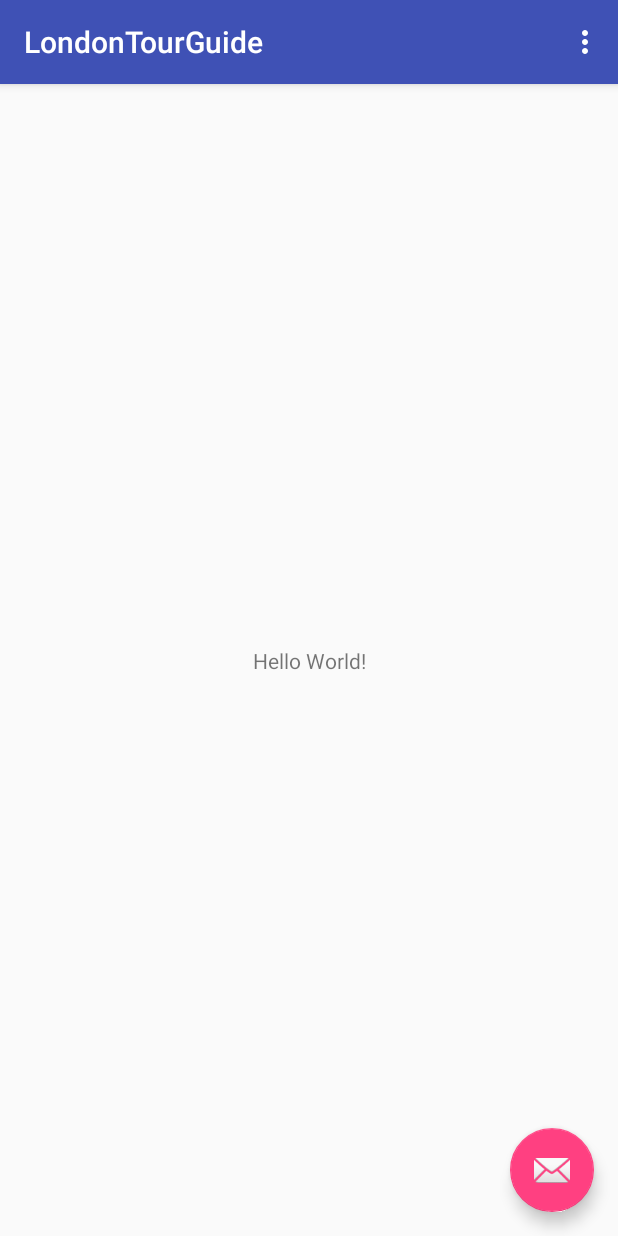
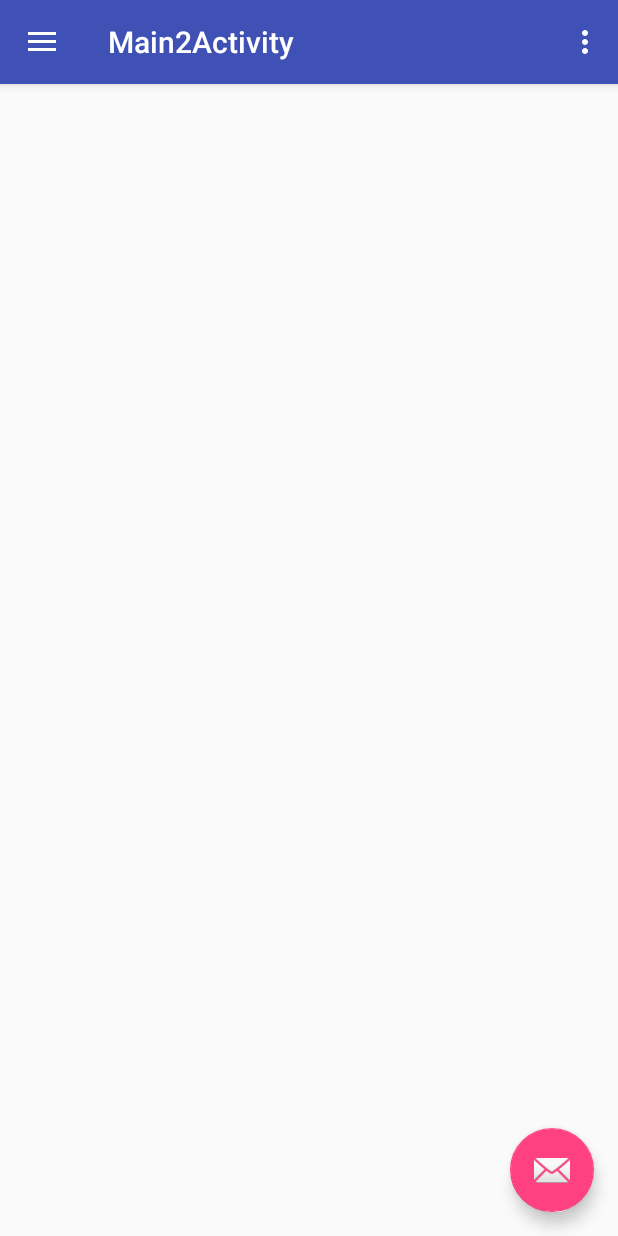
Before and after one commit to NikolaTT/INF397LondonTourGuide, an Android app: the screen it shows after launch (MainActivity before the commit, Main2Activity after it), on a phone screen of 412 x 824 dp. Run offline under Robolectric (Android 15) with nearby library versions, the phone set to English and light mode, and no system bars.

Commit message:
Added Navigation Drawer Activity

```diff
--- /dev/null
+++ b/app/src/main/java/aubg/edu/londontourguide/Main2Activity.java
@@ -0,0 +1,101 @@
+package aubg.edu.londontourguide;
+
+import android.os.Bundle;
+import android.support.design.widget.FloatingActionButton;
+import android.support.design.widget.Snackbar;
+import android.view.View;
+import android.support.design.widget.NavigationView;
+import android.support.v4.view.GravityCompat;
+import android.support.v4.widget.DrawerLayout;
+import android.support.v7.app.ActionBarDrawerToggle;
+import android.support.v7.app.AppCompatActivity;
+import android.support.v7.widget.Toolbar;
+import android.view.Menu;
+import android.view.MenuItem;
+
+public class Main2Activity extends AppCompatActivity
+        implements NavigationView.OnNavigationItemSelectedListener {
+
+    @Override
+    protected void onCreate(Bundle savedInstanceState) {
+        super.onCreate(savedInstanceState);
+        setContentView(R.layout.activity_main2);
+        Toolbar toolbar = (Toolbar) findViewById(R.id.toolbar);
+        setSupportActionBar(toolbar);
+
+        FloatingActionButton fab = (FloatingActionButton) findViewById(R.id.fab);
+        fab.setOnClickListener(new View.OnClickListener() {
+            @Override
+            public void onClick(View view) {
+                Snackbar.make(view, "Replace with your own action", Snackbar.LENGTH_LONG)
+                        .setAction("Action", null).show();
+            }
+        });
+
+        DrawerLayout drawer = (DrawerLayout) findViewById(R.id.drawer_layout);
+        ActionBarDrawerToggle toggle = new ActionBarDrawerToggle(
+                this, drawer, toolbar, R.string.navigation_drawer_open, R.string.navigation_drawer_close);
+        drawer.setDrawerListener(toggle);
+        toggle.syncState();
+
+        NavigationView navigationView = (NavigationView) findViewById(R.id.nav_view);
+        navigationView.setNavigationItemSelectedListener(this);
+    }
+
+    @Override
+    public void onBackPressed() {
+        DrawerLayout drawer = (DrawerLayout) findViewById(R.id.drawer_layout);
+        if (drawer.isDrawerOpen(GravityCompat.START)) {
+            drawer.closeDrawer(GravityCompat.START);
+        } else {
+            super.onBackPressed();
+        }
+    }
+
+    @Override
+    public boolean onCreateOptionsMenu(Menu menu) {
+        // Inflate the menu; this adds items to the action bar if it is present.
+        getMenuInflater().inflate(R.menu.main2, menu);
+        return true;
+    }
+
+    @Override
+    public boolean onOptionsItemSelected(MenuItem item) {
+        // Handle action bar item clicks here. The action bar will
+        // automatically handle clicks on the Home/Up button, so long
+        // as you specify a parent activity in AndroidManifest.xml.
+        int id = item.getItemId();
+
+        //noinspection SimplifiableIfStatement
+        if (id == R.id.action_settings) {
+            return true;
+        }
+
+        return super.onOptionsItemSelected(item);
+    }
+
+    @SuppressWarnings("StatementWithEmptyBody")
+    @Override
+    public boolean onNavigationItemSelected(MenuItem item) {
+        // Handle navigation view item clicks here.
+        int id = item.getItemId();
+
+        if (id == R.id.nav_camera) {
+            // Handle the camera action
+        } else if (id == R.id.nav_gallery) {
+
+        } else if (id == R.id.nav_slideshow) {
+
+        } else if (id == R.id.nav_manage) {
+
+        } else if (id == R.id.nav_share) {
+
+        } else if (id == R.id.nav_send) {
+
+        }
+
+        DrawerLayout drawer = (DrawerLayout) findViewById(R.id.drawer_layout);
+        drawer.closeDrawer(GravityCompat.START);
+        return true;
+    }
+}
--- /dev/null
+++ b/app/src/main/res/drawable-v21/ic_menu_camera.xml
@@ -0,0 +1,12 @@
+<vector xmlns:android="http://schemas.android.com/apk/res/android"
+    android:width="24dp"
+    android:height="24dp"
+    android:viewportHeight="24.0"
+    android:viewportWidth="24.0">
+    <path
+        android:fillColor="#FF000000"
+        android:pathData="M12,12m-3.2,0a3.2,3.2 0,1 1,6.4 0a3.2,3.2 0,1 1,-6.4 0" />
+    <path
+        android:fillColor="#FF000000"
+        android:pathData="M9,2L7.17,4H4c-1.1,0 -2,0.9 -2,2v12c0,1.1 0.9,2 2,2h16c1.1,0 2,-0.9 2,-2V6c0,-1.1 -0.9,-2 -2,-2h-3.17L15,2H9zm3,15c-2.76,0 -5,-2.24 -5,-5s2.24,-5 5,-5 5,2.24 5,5 -2.24,5 -5,5z" />
+</vector>
--- /dev/null
+++ b/app/src/main/res/drawable-v21/ic_menu_gallery.xml
@@ -0,0 +1,9 @@
+<vector xmlns:android="http://schemas.android.com/apk/res/android"
+    android:width="24dp"
+    android:height="24dp"
+    android:viewportHeight="24.0"
+    android:viewportWidth="24.0">
+    <path
+        android:fillColor="#FF000000"
+        android:pathData="M22,16V4c0,-1.1 -0.9,-2 -2,-2H8c-1.1,0 -2,0.9 -2,2v12c0,1.1 0.9,2 2,2h12c1.1,0 2,-0.9 2,-2zm-11,-4l2.03,2.71L16,11l4,5H8l3,-4zM2,6v14c0,1.1 0.9,2 2,2h14v-2H4V6H2z" />
+</vector>
--- /dev/null
+++ b/app/src/main/res/drawable-v21/ic_menu_manage.xml
@@ -0,0 +1,9 @@
+<vector xmlns:android="http://schemas.android.com/apk/res/android"
+    android:width="24dp"
+    android:height="24dp"
+    android:viewportHeight="24.0"
+    android:viewportWidth="24.0">
+    <path
+        android:fillColor="#FF000000"
+        android:pathData="M22.7,19l-9.1,-9.1c0.9,-2.3 0.4,-5 -1.5,-6.9 -2,-2 -5,-2.4 -7.4,-1.3L9,6 6,9 1.6,4.7C0.4,7.1 0.9,10.1 2.9,12.1c1.9,1.9 4.6,2.4 6.9,1.5l9.1,9.1c0.4,0.4 1,0.4 1.4,0l2.3,-2.3c0.5,-0.4 0.5,-1.1 0.1,-1.4z" />
+</vector>
--- /dev/null
+++ b/app/src/main/res/drawable-v21/ic_menu_send.xml
@@ -0,0 +1,9 @@
+<vector xmlns:android="http://schemas.android.com/apk/res/android"
+    android:width="24dp"
+    android:height="24dp"
+    android:viewportHeight="24.0"
+    android:viewportWidth="24.0">
+    <path
+        android:fillColor="#FF000000"
+        android:pathData="M2.01,21L23,12 2.01,3 2,10l15,2 -15,2z" />
+</vector>
--- /dev/null
+++ b/app/src/main/res/drawable-v21/ic_menu_share.xml
@@ -0,0 +1,9 @@
+<vector xmlns:android="http://schemas.android.com/apk/res/android"
+    android:width="24dp"
+    android:height="24dp"
+    android:viewportHeight="24.0"
+    android:viewportWidth="24.0">
+    <path
+        android:fillColor="#FF000000"
+        android:pathData="M18,16.08c-0.76,0 -1.44,0.3 -1.96,0.77L8.91,12.7c0.05,-0.23 0.09,-0.46 0.09,-0.7s-0.04,-0.47 -0.09,-0.7l7.05,-4.11c0.54,0.5 1.25,0.81 2.04,0.81 1.66,0 3,-1.34 3,-3s-1.34,-3 -3,-3 -3,1.34 -3,3c0,0.24 0.04,0.47 0.09,0.7L8.04,9.81C7.5,9.31 6.79,9 6,9c-1.66,0 -3,1.34 -3,3s1.34,3 3,3c0.79,0 1.5,-0.31 2.04,-0.81l7.12,4.16c-0.05,0.21 -0.08,0.43 -0.08,0.65 0,1.61 1.31,2.92 2.92,2.92 1.61,0 2.92,-1.31 2.92,-2.92s-1.31,-2.92 -2.92,-2.92z" />
+</vector>
--- /dev/null
+++ b/app/src/main/res/drawable-v21/ic_menu_slideshow.xml
@@ -0,0 +1,9 @@
+<vector xmlns:android="http://schemas.android.com/apk/res/android"
+    android:width="24dp"
+    android:height="24dp"
+    android:viewportHeight="24.0"
+    android:viewportWidth="24.0">
+    <path
+        android:fillColor="#FF000000"
+        android:pathData="M4,6H2v14c0,1.1 0.9,2 2,2h14v-2H4V6zm16,-4H8c-1.1,0 -2,0.9 -2,2v12c0,1.1 0.9,2 2,2h12c1.1,0 2,-0.9 2,-2V4c0,-1.1 -0.9,-2 -2,-2zm-8,12.5v-9l6,4.5 -6,4.5z" />
+</vector>
--- /dev/null
+++ b/app/src/main/res/layout/activity_main2.xml
@@ -0,0 +1,25 @@
+<?xml version="1.0" encoding="utf-8"?>
+<android.support.v4.widget.DrawerLayout xmlns:android="http://schemas.android.com/apk/res/android"
+    xmlns:app="http://schemas.android.com/apk/res-auto"
+    xmlns:tools="http://schemas.android.com/tools"
+    android:id="@+id/drawer_layout"
+    android:layout_width="match_parent"
+    android:layout_height="match_parent"
+    android:fitsSystemWindows="true"
+    tools:openDrawer="start">
+
+    <include
+        layout="@layout/app_bar_main2"
+        android:layout_width="match_parent"
+        android:layout_height="match_parent" />
+
+    <android.support.design.widget.NavigationView
+        android:id="@+id/nav_view"
+        android:layout_width="wrap_content"
+        android:layout_height="match_parent"
+        android:layout_gravity="start"
+        android:fitsSystemWindows="true"
+        app:headerLayout="@layout/nav_header_main2"
+        app:menu="@menu/activity_main2_drawer" />
+
+</android.support.v4.widget.DrawerLayout>
--- /dev/null
+++ b/app/src/main/res/layout/app_bar_main2.xml
@@ -0,0 +1,33 @@
+<?xml version="1.0" encoding="utf-8"?>
+<android.support.design.widget.CoordinatorLayout xmlns:android="http://schemas.android.com/apk/res/android"
+    xmlns:app="http://schemas.android.com/apk/res-auto"
+    xmlns:tools="http://schemas.android.com/tools"
+    android:layout_width="match_parent"
+    android:layout_height="match_parent"
+    tools:context="aubg.edu.londontourguide.Main2Activity">
+
+    <android.support.design.widget.AppBarLayout
+        android:layout_width="match_parent"
+        android:layout_height="wrap_content"
+        android:theme="@style/AppTheme.AppBarOverlay">
+
+        <android.support.v7.widget.Toolbar
+            android:id="@+id/toolbar"
+            android:layout_width="match_parent"
+            android:layout_height="?attr/actionBarSize"
+            android:background="?attr/colorPrimary"
+            app:popupTheme="@style/AppTheme.PopupOverlay" />
+
+    </android.support.design.widget.AppBarLayout>
+
+    <include layout="@layout/content_main2" />
+
+    <android.support.design.widget.FloatingActionButton
+        android:id="@+id/fab"
+        android:layout_width="wrap_content"
+        android:layout_height="wrap_content"
+        android:layout_gravity="bottom|end"
+        android:layout_margin="@dimen/fab_margin"
+        app:srcCompat="@android:drawable/ic_dialog_email" />
+
+</android.support.design.widget.CoordinatorLayout>
--- /dev/null
+++ b/app/src/main/res/layout/content_main2.xml
@@ -0,0 +1,11 @@
+<?xml version="1.0" encoding="utf-8"?>
+<android.support.constraint.ConstraintLayout xmlns:android="http://schemas.android.com/apk/res/android"
+    xmlns:app="http://schemas.android.com/apk/res-auto"
+    xmlns:tools="http://schemas.android.com/tools"
+    android:layout_width="match_parent"
+    android:layout_height="match_parent"
+    app:layout_behavior="@string/appbar_scrolling_view_behavior"
+    tools:context="aubg.edu.londontourguide.Main2Activity"
+    tools:showIn="@layout/app_bar_main2">
+
+</android.support.constraint.ConstraintLayout>
--- /dev/null
+++ b/app/src/main/res/menu/activity_main2_drawer.xml
@@ -0,0 +1,36 @@
+<?xml version="1.0" encoding="utf-8"?>
+<menu xmlns:android="http://schemas.android.com/apk/res/android">
+
+    <group android:checkableBehavior="single">
+        <item
+            android:id="@+id/nav_camera"
+            android:icon="@drawable/ic_menu_camera"
+            android:title="Import" />
+        <item
+            android:id="@+id/nav_gallery"
+            android:icon="@drawable/ic_menu_gallery"
+            android:title="Gallery" />
+        <item
+            android:id="@+id/nav_slideshow"
+            android:icon="@drawable/ic_menu_slideshow"
+            android:title="Slideshow" />
+        <item
+            android:id="@+id/nav_manage"
+            android:icon="@drawable/ic_menu_manage"
+            android:title="Tools" />
+    </group>
+
+    <item android:title="Communicate">
+        <menu>
+            <item
+                android:id="@+id/nav_share"
+                android:icon="@drawable/ic_menu_share"
+                android:title="Share" />
+            <item
+                android:id="@+id/nav_send"
+                android:icon="@drawable/ic_menu_send"
+                android:title="Send" />
+        </menu>
+    </item>
+
+</menu>
--- /dev/null
+++ b/app/src/main/res/menu/main2.xml
@@ -0,0 +1,9 @@
+<?xml version="1.0" encoding="utf-8"?>
+<menu xmlns:android="http://schemas.android.com/apk/res/android"
+    xmlns:app="http://schemas.android.com/apk/res-auto">
+    <item
+        android:id="@+id/action_settings"
+        android:orderInCategory="100"
+        android:title="@string/action_settings"
+        app:showAsAction="never" />
+</menu>
--- a/app/src/main/res/values/dimens.xml
+++ b/app/src/main/res/values/dimens.xml
@@ -1,3 +1,8 @@
 <resources>
     <dimen name="fab_margin">16dp</dimen>
+    <!-- Default screen margins, per the Android Design guidelines. -->
+    <dimen name="activity_horizontal_margin">16dp</dimen>
+    <dimen name="activity_vertical_margin">16dp</dimen>
+    <dimen name="nav_header_vertical_spacing">16dp</dimen>
+    <dimen name="nav_header_height">160dp</dimen>
 </resources>
--- /dev/null
+++ b/app/src/main/res/values/drawables.xml
@@ -0,0 +1,8 @@
+<resources xmlns:android="http://schemas.android.com/apk/res/android">
+    <item name="ic_menu_camera" type="drawable">@android:drawable/ic_menu_camera</item>
+    <item name="ic_menu_gallery" type="drawable">@android:drawable/ic_menu_gallery</item>
+    <item name="ic_menu_slideshow" type="drawable">@android:drawable/ic_menu_slideshow</item>
+    <item name="ic_menu_manage" type="drawable">@android:drawable/ic_menu_manage</item>
+    <item name="ic_menu_share" type="drawable">@android:drawable/ic_menu_share</item>
+    <item name="ic_menu_send" type="drawable">@android:drawable/ic_menu_send</item>
+</resources>
--- a/app/src/main/res/values/strings.xml
+++ b/app/src/main/res/values/strings.xml
@@ -1,4 +1,8 @@
 <resources>
     <string name="app_name">LondonTourGuide</string>
     <string name="action_settings">Settings</string>
+    <string name="title_activity_main2">Main2Activity</string>
+
+    <string name="navigation_drawer_open">Open navigation drawer</string>
+    <string name="navigation_drawer_close">Close navigation drawer</string>
 </resources>
```
Also changed, not shown: app/src/main/AndroidManifest.xml (+10 -0 lines), app/src/main/res/drawable/side_nav_bar.xml (added, +9 -0 lines), app/src/main/res/layout/content_main.xml (+21 -1 lines), app/src/main/res/layout/nav_header_main2.xml (added, +35 -0 lines).
